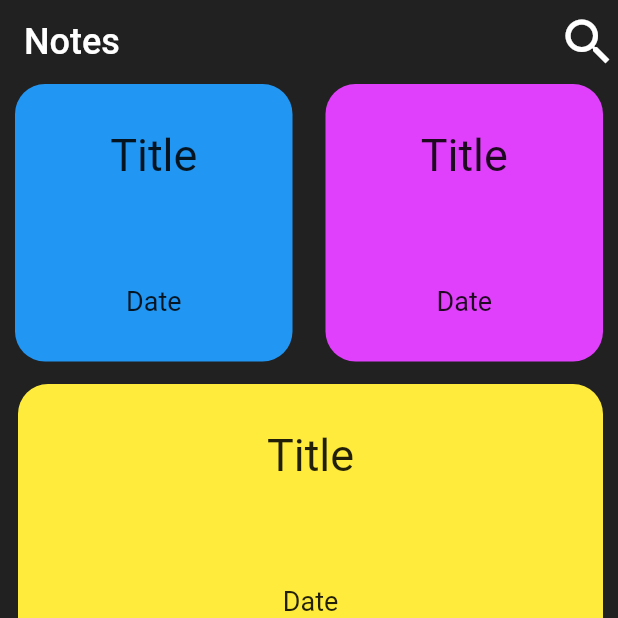
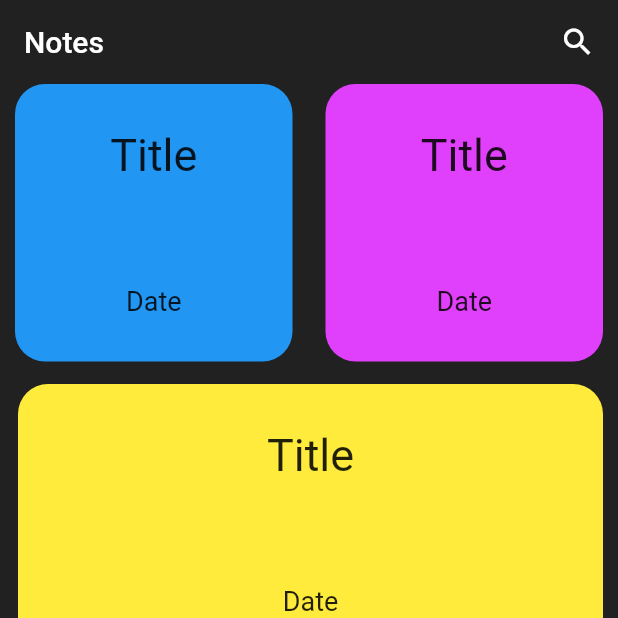
Before and after one commit to kingshuk01/NoteApp, a Flutter app: the screen it shows after launch, on a phone screen of 412 x 824 dp, the top half of it. Run offline on Flutter 3.47's test engine with Material 2 defaults, Android fonts, the phone set to English and light mode, and no system bars.

Commit message:
noteapp2

```diff
--- a/lib/home.dart
+++ b/lib/home.dart
@@ -16,11 +16,14 @@ class _HomeState extends State<Home> {
         backgroundColor: Colors.grey[900],
         title: Text("Notes",style: TextStyle(
           color: Colors.white,
-          fontSize: 24
+          fontSize: 20
 
         ),),
         actions: <Widget>[
-          Icon(Icons.search,size: 40,color: Colors.white,)
+          Padding(
+            padding: const EdgeInsets.only(right : 15),
+            child: Icon(Icons.search,color: Colors.white,),
+          )
         ],
         elevation: 0,
       ),
```
Also changed, not shown: lib/login.dart (added, +15 -0 lines), lib/note.dart (+45 -1 lines).
